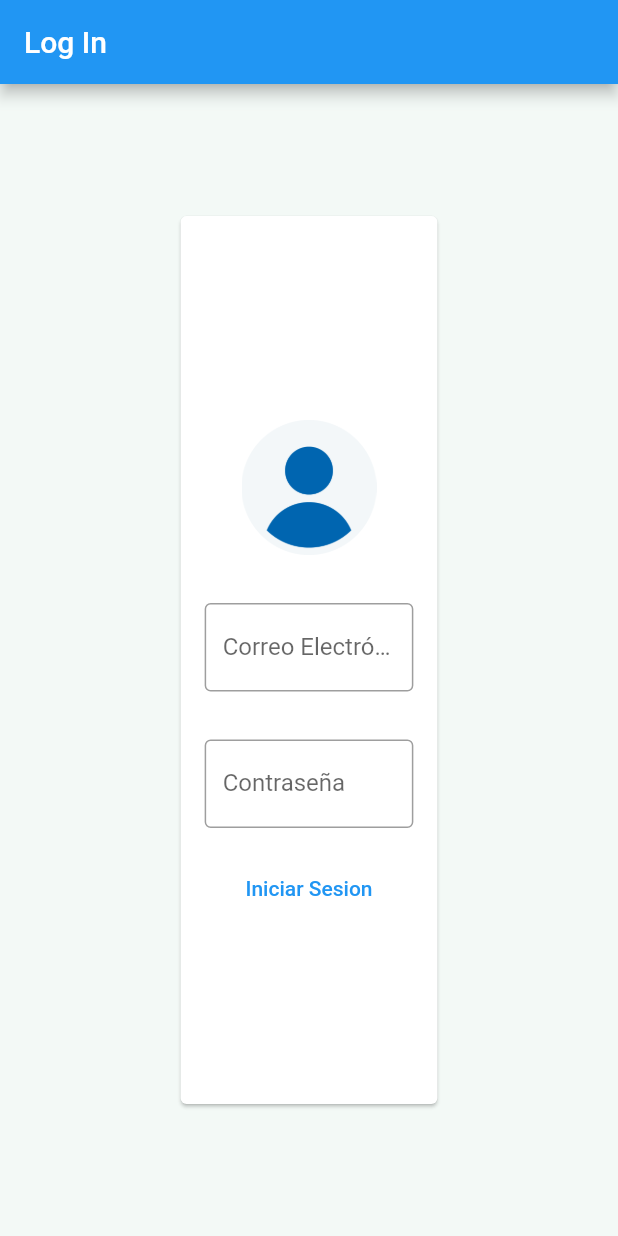
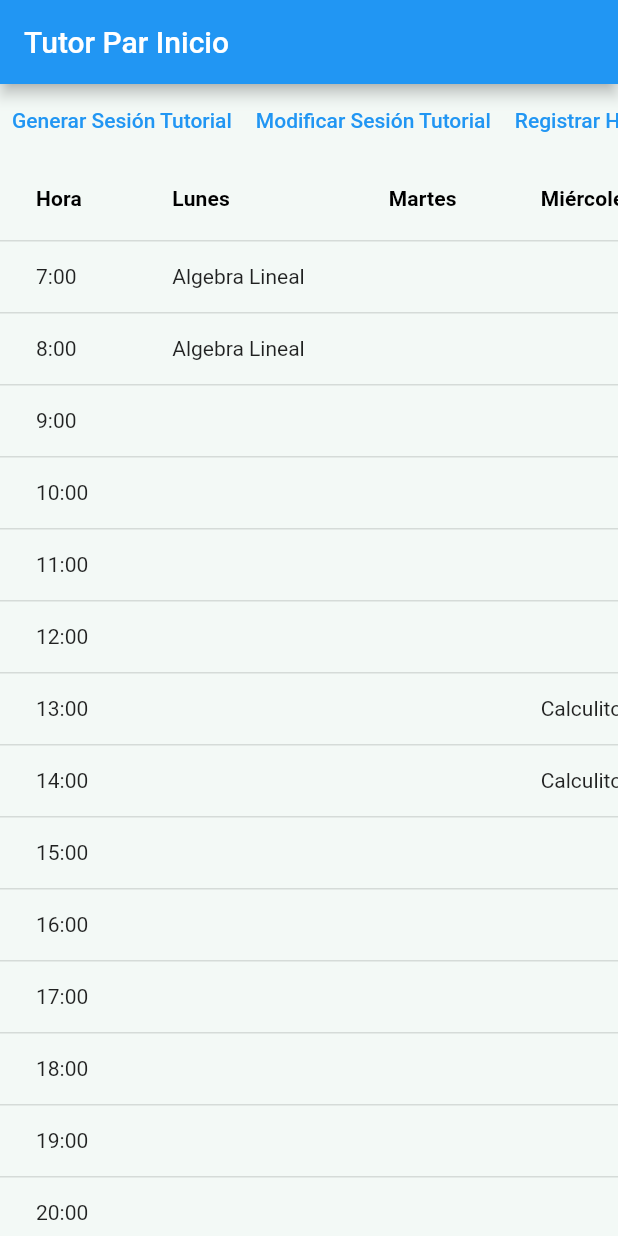
Before and after one commit to John-Macao/Tutoria-entre-pares, a Flutter app: the screen it shows after launch, on a phone screen of 412 x 824 dp. Run offline on Flutter 3.47's test engine with Material 2 defaults, Android fonts, the phone set to English and light mode, and no system bars; our stand-ins replace fluro, get, get_it, url_strategy.

Commit message:
Codificacion inicio tutor par
Se agrega la primera version de la pagina para el inicio que tendra un tutor par

```diff
--- a/frontend/lib/Controlador/Tutor/tutor_inicio_controller.dart
+++ b/frontend/lib/Controlador/Tutor/tutor_inicio_controller.dart
@@ -0,0 +1,69 @@
+import 'package:frontend/modelo/tutor_horario.dart';
+import 'package:get/get.dart';
+
+class TutorInicioController extends GetxController{
+
+  List<String> horarios = <String>[];
+  //porque aun no hay conexion con la base de datos
+  List<TutorHorario> tutorias = <TutorHorario>[];
+
+  Map mlunes = {};
+  Map mmartes = {};
+  Map mmiercoles = {};
+  Map mjueves = {};
+  Map mviernes = {};
+
+  @override
+  void onInit(){
+    super.onInit();
+    horarios.add('7:00');
+    horarios.add('8:00');
+    horarios.add('9:00');
+    horarios.add('10:00');
+    horarios.add('11:00');
+    horarios.add('12:00');
+    horarios.add('13:00');
+    horarios.add('14:00');
+    horarios.add('15:00');
+    horarios.add('16:00');
+    horarios.add('17:00');
+    horarios.add('18:00');
+    horarios.add('19:00');
+    horarios.add('20:00');
+    horarios.add('21:00');
+
+    tutorias.add(TutorHorario(id: 1, dia: 'lunes', hora: '7:00', materia: 'Algebra Lineal'));
+    tutorias.add(TutorHorario(id: 2, dia: 'lunes', hora: '8:00', materia: 'Algebra Lineal'));
+
+    tutorias.add(TutorHorario(id: 3, dia: 'miercoles', hora: '13:00', materia: 'Calculito'));
+    tutorias.add(TutorHorario(id: 4, dia: 'miercoles', hora: '14:00', materia: 'Calculito'));
+
+    tutorias.add(TutorHorario(id: 5, dia: 'viernes', hora: '20:00', materia: 'Algebra Lineal'));
+    tutorias.add(TutorHorario(id: 6, dia: 'viernes', hora: '21:00', materia: 'Algebra Lineal'));
+
+    for (var i = 0; i < tutorias.length; i++) {
+      switch(tutorias[i].dia){
+        case 'lunes': {
+          mlunes[tutorias[i].hora] = tutorias[i].materia;
+        } break;
+        case 'martes': {
+          mmartes[tutorias[i].hora] = tutorias[i].materia;
+        } break;
+        case 'miercoles': {
+          mmiercoles[tutorias[i].hora] = tutorias[i].materia;
+        } break;
+        case 'jueves': {
+          mjueves[tutorias[i].hora] = tutorias[i].materia;
+        } break;
+        case 'viernes': {
+          mviernes[tutorias[i].hora] = tutorias[i].materia;
+        } break;
+      }
+    }
+  }
+
+
+
+
+
+}
--- /dev/null
+++ b/frontend/lib/Controlador/routes/router.dart
@@ -0,0 +1,29 @@
+import 'package:fluro/fluro.dart';
+import 'package:flutter/material.dart';
+import 'package:frontend/Vista/Tutor/tutor_inicio.dart';
+import 'package:frontend/main.dart';
+
+class RoutePagina {
+  static FluroRouter router = FluroRouter();
+
+
+
+  static Handler _emptyHandler = new Handler(
+    handlerFunc: (BuildContext? context, Map<String, List<String>> params){
+      return MyApp();
+    }
+  );
+
+  static Handler _tutorInicioHandler = Handler(
+    handlerFunc: (BuildContext? context, Map<String, dynamic> params){
+      return TutorInicio();
+    }
+  );
+
+
+
+  static void configureRoutes() {
+    router.define('/tutor-par-inicio', handler: _tutorInicioHandler);
+      router.notFoundHandler = _emptyHandler;
+  }
+}
--- a/frontend/lib/Vista/Tutor/tutor_inicio.dart
+++ b/frontend/lib/Vista/Tutor/tutor_inicio.dart
@@ -0,0 +1,90 @@
+import 'package:flutter/cupertino.dart';
+import 'package:flutter/material.dart';
+import 'package:frontend/Controlador/Administrador/administrador_service_locator.dart';
+import 'package:frontend/Controlador/Tutor/tutor_inicio_controller.dart';
+import 'package:frontend/Vista/Tutor/tutor_menu.dart';
+import 'package:get/get.dart';
+
+class TutorInicio extends StatelessWidget{
+  @override
+  Widget build(BuildContext context){
+    return Scaffold(
+      appBar: AppBar(
+        title: Text('Tutor Par Inicio'),
+      ),
+      body: SingleChildScrollView(
+        child: Center(
+          child: Column(
+            mainAxisAlignment: MainAxisAlignment.center,
+            children: [
+              TutorMenu(),
+              HorarioInicio(),
+            ],
+          ),
+        ),
+      ),
+    );
+  }
+}
+
+
+class HorarioInicio extends StatelessWidget{
+  @override
+  Widget build(BuildContext context){
+    return GetBuilder<TutorInicioController>(
+      init: TutorInicioController(),
+      builder: (_){
+        return SingleChildScrollView(
+          scrollDirection: Axis.horizontal,
+          child: DataTable(
+            columns: const <DataColumn>[
+              DataColumn(label:
+                Text('Hora', style: TextStyle(fontWeight: FontWeight.bold),)
+              ),
+              DataColumn(label:
+                Text('Lunes', style: TextStyle(fontWeight: FontWeight.bold),)
+              ),
+              DataColumn(label:
+                Text('Martes', style: TextStyle(fontWeight: FontWeight.bold),)
+              ),
+              DataColumn(label:
+                Text('Miércoles', style: TextStyle(fontWeight: FontWeight.bold),)
+              ),
+              DataColumn(label:
+                Text('Jueves', style: TextStyle(fontWeight: FontWeight.bold),)
+              ),
+              DataColumn(label:
+                Text('Viernes', style: TextStyle(fontWeight: FontWeight.bold),)
+              ),
+            ],
+            rows: List<DataRow>.generate(
+              _.horarios.length,
+              (int index) => DataRow(
+                cells: <DataCell>[
+                  DataCell(
+                    Text(_.horarios[index]),
+                  ),
+                  DataCell(
+                    Text(_.mlunes[_.horarios[index]]!=null?_.mlunes[_.horarios[index]]:''),
+                  ),
+                  DataCell(
+                    Text(_.mmartes[_.horarios[index]]!=null?_.mmartes[_.horarios[index]]:''),
+                  ),
+                  DataCell(
+                    Text(_.mmiercoles[_.horarios[index]]!=null?_.mmiercoles[_.horarios[index]]:''),
+                  ),
+                  DataCell(
+                    Text(_.mjueves[_.horarios[index]]!=null?_.mjueves[_.horarios[index]]:''),
+                  ),
+                  DataCell(
+                    Text(_.mviernes[_.horarios[index]]!=null?_.mviernes[_.horarios[index]]:''),
+                  ),
+                ]
+              )
+            ),
+          ),
+        );
+      }
+    );
+  }
+}
--- /dev/null
+++ b/frontend/lib/Vista/Tutor/tutor_menu.dart
@@ -0,0 +1,46 @@
+import 'package:flutter/cupertino.dart';
+import 'package:flutter/material.dart';
+
+class TutorMenu extends StatelessWidget{
+  const TutorMenu({Key? key}) : super(key:key);
+  @override
+  Widget build(BuildContext context){
+    return SingleChildScrollView(
+      scrollDirection: Axis.horizontal,
+      child: Row(
+        children: [
+          TextButton(onPressed: (){
+              //Navigator.pushNamed(context, '/generar-sesion-tutorial');
+            },
+            child: Text('Generar Sesión Tutorial')
+          ),
+          TextButton(onPressed: (){
+              //Navigator.pushNamed(context, '/modificar-sesion-tutorial');
+            },
+            child: Text('Modificar Sesión Tutorial')
+          ),
+          TextButton(onPressed: (){
+              //Navigator.pushNamed(context, '/registrar-horario-tutoria');
+            },
+            child: Text('Registrar Horario de Tutoría')
+          ),
+          TextButton(onPressed: (){
+              //Navigator.pushNamed(context, '/modificar-horario-tutoria');
+            },
+            child: Text('Modificar Horario de Tutoría')
+          ),
+          TextButton(onPressed: (){
+              //Navigator.pushNamed(context, '/modificar-telefono');
+            },
+            child: Text('Modificar Telefono')
+          ),
+          TextButton(onPressed: (){
+              //Navigator.pushNamed(context, '/coordinacion');
+            },
+            child: Text('Coordinacion')
+          ),
+        ],
+      ),
+    );
+  }
+}
--- a/frontend/lib/main.dart
+++ b/frontend/lib/main.dart
@@ -3,9 +3,17 @@ import 'package:frontend/Controlador/Administrador/administrador_service_locator
 import 'package:frontend/Controlador/General/service_locator_general.dart';
 import 'package:frontend/Controlador/Tutor/tutor_service_locator.dart';
 import 'package:frontend/Controlador/Tutorado/tutorado_service_locator.dart';
+import 'package:frontend/Controlador/routes/router.dart';
 import 'package:frontend/Vista/General/login.dart';
+import 'package:fluro/fluro.dart';
+import 'package:frontend/Vista/Tutor/tutor_inicio.dart';
+import 'package:url_strategy/url_strategy.dart';
 
 void main() {
+  //router
+  RoutePagina.configureRoutes();
+  setPathUrlStrategy();
+
   setupGetItGeneral();
   setupGetItAdministrador();
   setupGetItTutor();
@@ -25,7 +33,7 @@ class MyApp extends StatelessWidget {
       ),
       debugShowCheckedModeBanner: false,
       title: 'Tutoria Entre Pares',
-      home: Login(),
+      home: TutorInicio(),
     );
   }
 }
--- /dev/null
+++ b/frontend/lib/modelo/tutor_horario.dart
@@ -0,0 +1,14 @@
+class TutorHorario{
+  int id;
+  String dia;
+  String hora;
+  String materia;
+
+  TutorHorario({
+    required this.id,
+    required this.dia,
+    required this.hora,
+    required this.materia,
+  });
+
+}
--- a/frontend/pubspec.yaml
+++ b/frontend/pubspec.yaml
@@ -34,11 +34,15 @@ dependencies:
   # The following adds the Cupertino Icons font to your application.
   # Use with the CupertinoIcons class for iOS style icons.
   cupertino_icons: ^1.0.2
+  get: ^4.3.8
+  dio: ^4.0.3
+  get_it: ^7.2.0
+  fluro: ^2.0.3
+  url_strategy: ^0.2.0
 
 dev_dependencies:
   flutter_test:
     sdk: flutter
-  get_it: ^6.0.0
 
   # The "flutter_lints" package below contains a set of recommended lints to
   # encourage good coding practices. The lint set provided by the package is
```
Also changed, not shown: frontend/pubspec.lock.
